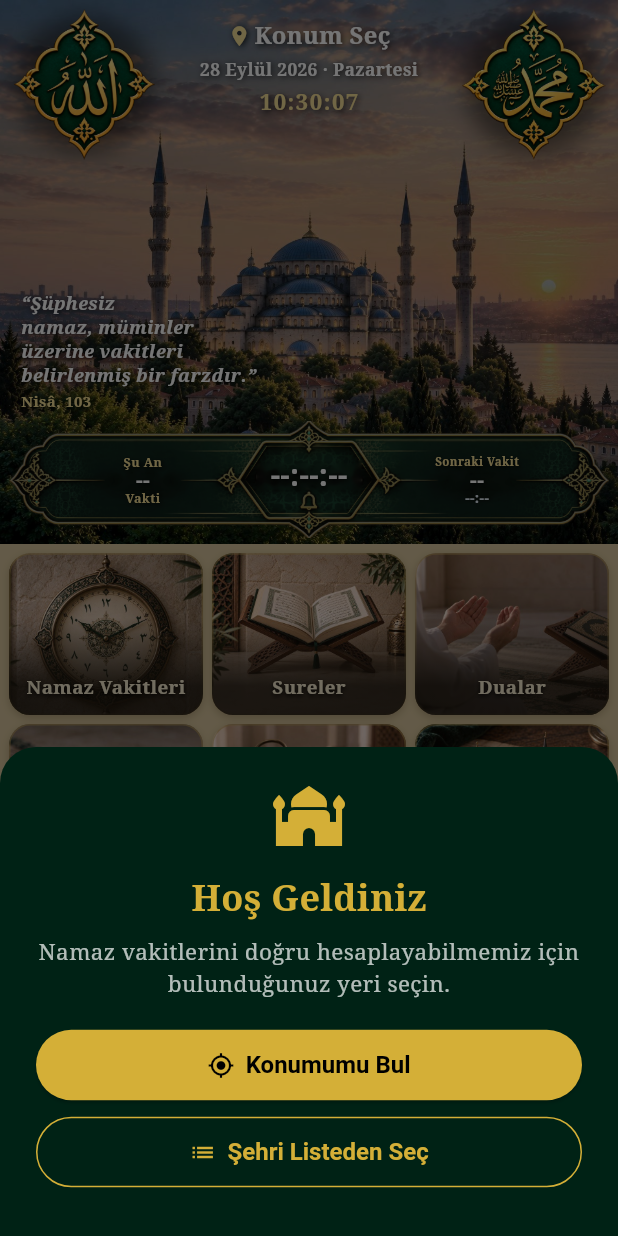
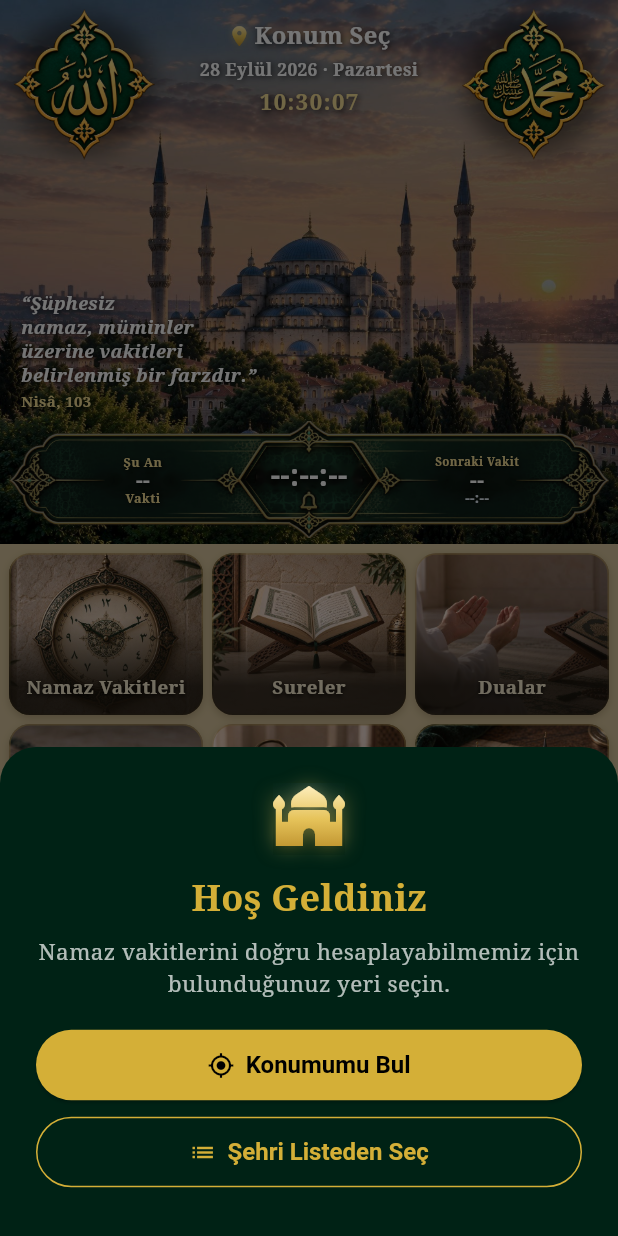
Before and after one commit to ersinsonmez026-glitch/EzanSaati, a Flutter app: the screen it shows after launch, on a phone screen of 412 x 824 dp. Run offline on Flutter 3.47's test engine with Material 3 defaults, Android fonts, the phone set to English and light mode, and no system bars; our stand-ins replace adhan, cloud_firestore, firebase_auth, firebase_core, geolocator, hijri and 3 more; accounts and stored records are empty.

Commit message:
Premium altın simgeler: ortak GoldIcon, vakit simgeleri, altın favori kalbi
- lib/widgets/gold_icon.dart: açık altından koyu altına geçişli dolgu, koyu
  zeminde hafif ışıltı; krem zeminde daha koyu altın (light).
- Altın renkli 40 simge GoldIcon'a geçirildi (Ayarlar, Namaz Vakitleri,
  Kıble, Dua Çemberi, Sureler, ses çubuğu, sayfa başlığı vb.).
- Namaz vakti simgeleri: İmsak doğan ışık, Güneş, Öğle cami, İkindi bulut,
  Akşam batan güneş, Yatsı hilal.
- Favori kalbi kırmızı yerine altın (Dualar, Sureler, Dini Mesajlar).

Co-Authored-By: Claude Opus 5.5 <noreply@anthropic.com>
Claude-Session: https://claude.ai/code/session_01DGn2qbp3aW4UFTr6T3CtEj

```diff
--- a/lib/screens/city_picker_screen.dart
+++ b/lib/screens/city_picker_screen.dart
@@ -3,6 +3,7 @@ import 'package:flutter/material.dart';
 import '../data/cities.dart';
 import '../services/location_store.dart';
 import '../theme.dart';
+import '../widgets/gold_icon.dart';
 
 /// 81 il arasından arama yaparak şehir seçme ekranı.
 class CityPickerScreen extends StatefulWidget {
@@ -63,7 +64,7 @@ class _CityPickerScreenState extends State<CityPickerScreen> {
               decoration: InputDecoration(
                 hintText: 'Şehir ara...',
                 hintStyle: const TextStyle(color: Colors.white54),
-                prefixIcon: const Icon(Icons.search, color: AppColors.gold),
+                prefixIcon: const GoldIcon(Icons.search),
                 filled: true,
                 fillColor: AppColors.green,
                 border: OutlineInputBorder(
@@ -118,7 +119,7 @@ class _CityPickerScreenState extends State<CityPickerScreen> {
                       fontWeight: selected ? FontWeight.w700 : FontWeight.w500,
                     ),
                   ),
-                  trailing: selected ? const Icon(Icons.check, color: AppColors.gold) : null,
+                  trailing: selected ? const GoldIcon(Icons.check) : null,
                   onTap: () async {
                     final navigator = Navigator.of(context);
                     await LocationStore.instance.setCity(c);
--- a/lib/screens/coming_soon_screen.dart
+++ b/lib/screens/coming_soon_screen.dart
@@ -2,6 +2,7 @@ import 'package:flutter/material.dart';
 
 import '../theme.dart';
 import '../widgets/page_shell.dart';
+import '../widgets/gold_icon.dart';
 
 /// Henüz hazırlanmamış bölümler için geçici sayfa.
 class ComingSoonScreen extends StatelessWidget {
@@ -25,7 +26,7 @@ class ComingSoonScreen extends StatelessWidget {
                   child: Image.asset(image!),
                 ),
               const SizedBox(height: 24),
-              const Icon(Icons.hourglass_top, color: AppColors.gold, size: 36),
+              const GoldIcon(Icons.hourglass_top, size: 36),
               const SizedBox(height: 12),
               Text(
                 '$title bölümü hazırlanıyor',
--- a/lib/screens/dhikr_screen.dart
+++ b/lib/screens/dhikr_screen.dart
@@ -6,6 +6,7 @@ import 'package:flutter/services.dart';
 import '../services/dhikr_store.dart';
 import '../widgets/page_shell.dart';
 import '../widgets/reading_ui.dart';
+import '../widgets/gold_icon.dart';
 
 /// Zikir Sayacı (onizleme/06-zikir-sayaci.html): solda zikir listesi, sağda tesbih taneli
 /// sayaç kartı. Karta dokunmak sayar; hedef, geri alma, titreşim ve namaz sonrası tesbihat.
@@ -464,7 +465,7 @@ class _DhikrScreenState extends State<DhikrScreen> with SingleTickerProviderStat
           child: Column(
             mainAxisAlignment: MainAxisAlignment.center,
             children: [
-              Icon(Icons.refresh, size: 17, color: _pal.gold),
+              GoldIcon(Icons.refresh, size: 17, light: !_pal.night),
               FittedBox(
                 fit: BoxFit.scaleDown,
                 child: Text('Sıfırla',
--- a/lib/screens/dua_circle_form_screen.dart
+++ b/lib/screens/dua_circle_form_screen.dart
@@ -6,6 +6,7 @@ import '../services/dua_circle_store.dart';
 import '../widgets/page_shell.dart';
 import '../widgets/reading_ui.dart';
 import 'dua_circle_screen.dart' show typeIcon;
+import '../widgets/gold_icon.dart';
 
 /// Yeni çember oluşturma ya da mevcut çemberi düzenleme.
 /// Sonuç olarak kaydedilen çember döner.
@@ -545,7 +546,7 @@ class _DuaCircleFormScreenState extends State<DuaCircleFormScreen> {
                 child: Text('${trDate(_end)} ${_end.year} · ${_weekdays[_end.weekday - 1]}',
                     style: TextStyle(color: _pal.ink, fontSize: 15, fontWeight: FontWeight.w500)),
               ),
-              Icon(Icons.calendar_month, size: 20, color: _pal.gold),
+              GoldIcon(Icons.calendar_month, size: 20, light: !_pal.night),
             ],
           ),
         ),
@@ -628,7 +629,7 @@ class _DuaCircleFormScreenState extends State<DuaCircleFormScreen> {
           child: Row(
             mainAxisAlignment: MainAxisAlignment.center,
             children: [
-              Icon(icon, size: 17, color: _pal.gold),
+              GoldIcon(icon, size: 17, light: !_pal.night),
               const SizedBox(width: 6),
               Flexible(
                 child: Text(label,
--- a/lib/screens/home_screen.dart
+++ b/lib/screens/home_screen.dart
@@ -22,6 +22,7 @@ import 'qibla_screen.dart';
 import 'ramadan_screen.dart';
 import 'settings_screen.dart';
 import 'surahs_screen.dart';
+import '../widgets/gold_icon.dart';
 
 /// Ana ekrandaki bir tuş: görseli, adı ve açacağı sayfa.
 class _MenuItem {
@@ -251,7 +252,7 @@ class _HomeScreenState extends State<HomeScreen> {
                         Row(
                           mainAxisAlignment: MainAxisAlignment.center,
                           children: [
-                            Icon(Icons.location_on, color: AppColors.goldLight, size: 15 * k, shadows: shadow),
+                            GoldIcon(Icons.location_on, size: 15 * k),
                             const SizedBox(width: 2),
                             Flexible(
                               child: FittedBox(
@@ -438,7 +439,7 @@ class _LocationSheetState extends State<_LocationSheet> {
       child: Column(
         mainAxisSize: MainAxisSize.min,
         children: [
-          const Icon(Icons.mosque, color: AppColors.gold, size: 48),
+          const GoldIcon(Icons.mosque, size: 48),
           const SizedBox(height: 12),
           const Text(
             'Hoş Geldiniz',
--- a/lib/screens/learn_namaz_screen.dart
+++ b/lib/screens/learn_namaz_screen.dart
@@ -6,6 +6,7 @@ import '../services/location_store.dart';
 import '../services/prayer_calc.dart';
 import '../widgets/page_shell.dart';
 import '../widgets/reading_ui.dart';
+import '../widgets/gold_icon.dart';
 
 /// Namaz Öğren: solda sabit namaz/konu listesi, sağda rekât rekât anlatım.
 /// Tasarım: onizleme/05-namaz-ogren.html
@@ -554,7 +555,7 @@ class _AccordionState extends State<_Accordion> {
                     AnimatedRotation(
                       turns: _open ? 0.25 : 0,
                       duration: const Duration(milliseconds: 200),
-                      child: Icon(Icons.chevron_right, color: pal.gold, size: 22),
+                      child: GoldIcon(Icons.chevron_right, size: 22, light: !pal.night),
                     ),
                   ],
                 ),
--- a/lib/screens/messages_screen.dart
+++ b/lib/screens/messages_screen.dart
@@ -5,6 +5,7 @@ import '../widgets/message_card.dart';
 import '../widgets/page_shell.dart';
 import '../widgets/reading_ui.dart';
 import 'message_share_screen.dart';
+import '../widgets/gold_icon.dart';
 
 /// Dini Mesajlar: günün mesajı, arama, kategori ve favoriler, kart ızgarası.
 /// Tasarım: onizleme/09-dini-mesajlar.html · Veri: assets/data/mesajlar.json (30 mesaj)
@@ -260,8 +261,9 @@ class _MessagesScreenState extends State<MessagesScreen> {
                           width: 30,
                           height: 30,
                           decoration: const BoxDecoration(shape: BoxShape.circle, color: Color(0x73000000)),
-                          child: Icon(fav ? Icons.favorite : Icons.favorite_border,
-                              size: 17, color: fav ? const Color(0xFFE74C3C) : Colors.white),
+                          child: fav
+                              ? const GoldIcon(Icons.favorite, size: 17)
+                              : const Icon(Icons.favorite_border, size: 17, color: Colors.white),
                         ),
                       ),
                     ),
--- a/lib/screens/qibla_screen.dart
+++ b/lib/screens/qibla_screen.dart
@@ -10,6 +10,7 @@ import '../services/prayer_calc.dart';
 import '../widgets/page_shell.dart';
 import '../widgets/reading_ui.dart';
 import 'city_picker_screen.dart';
+import '../widgets/gold_icon.dart';
 
 /// Telefonun pusulasıyla çalışan Kıble bulucu (onizleme/07-kible.html).
 /// Kadran telefonla birlikte döner; ibrenin ucundaki Kâbe üstteki altın işareti
@@ -114,7 +115,7 @@ class _QiblaScreenState extends State<QiblaScreen> {
         padding: const EdgeInsets.all(20),
         child: Column(
           children: [
-            Icon(Icons.location_off, color: _pal.gold, size: 44),
+            GoldIcon(Icons.location_off, size: 44, light: !_pal.night),
             const SizedBox(height: 10),
             Text(
               'Kıble yönünü hesaplamak için önce şehrinizi seçin.',
@@ -181,7 +182,7 @@ class _QiblaScreenState extends State<QiblaScreen> {
                   mainAxisSize: MainAxisSize.min,
                   children: [
                     if (aligned) ...[
-                      const Icon(Icons.check_circle_rounded, size: 16, color: RC.goldText),
+                      const GoldIcon(Icons.check_circle_rounded, size: 16),
                       const SizedBox(width: 6),
                     ],
                     Text(status,
--- a/lib/screens/ramadan_screen.dart
+++ b/lib/screens/ramadan_screen.dart
@@ -9,6 +9,7 @@ import '../services/prayer_calc.dart';
 import '../widgets/page_shell.dart';
 import '../widgets/reading_ui.dart';
 import 'city_picker_screen.dart';
+import '../widgets/gold_icon.dart';
 
 /// Ramazan: geri sayım, şehre göre imsakiye, oruç niyeti ve dualar, önemli günler.
 /// Tasarım: onizleme/11-ramazan.html · Veri: assets/data/ramazan.json
@@ -276,7 +277,7 @@ class _RamadanScreenState extends State<RamadanScreen> {
       padding: const EdgeInsets.symmetric(horizontal: 4, vertical: 10),
       child: Column(
         children: [
-          Icon(icon, size: 22, color: const Color(0xFFE9C96A)),
+          GoldIcon(icon, size: 22),
           const SizedBox(height: 2),
           Text(label, style: const TextStyle(color: RC.creamSoft, fontSize: 11)),
           Text(value,
--- a/lib/screens/surahs_screen.dart
+++ b/lib/screens/surahs_screen.dart
@@ -4,6 +4,7 @@ import '../services/content_store.dart';
 import '../widgets/page_shell.dart';
 import '../widgets/reading_ui.dart';
 import 'surah_read_screen.dart';
+import '../widgets/gold_icon.dart';
 
 /// Sureler: arama, Mekkî/Medenî/Favori filtresi, günün ayeti, sık okunanlar ve 114 sure.
 /// Tasarım: onizleme/03-sureler.html
@@ -161,7 +162,7 @@ class _SurahsScreenState extends State<SurahsScreen> {
                   gradient: RC.darkPanel,
                   border: Border.all(color: RC.gold(0.6)),
                 ),
-                child: const Icon(Icons.bookmark_border, size: 19, color: RC.goldText),
+                child: const GoldIcon(Icons.bookmark_border, size: 19),
               ),
               const SizedBox(width: 10),
               Expanded(
--- /dev/null
+++ b/lib/widgets/gold_icon.dart
@@ -0,0 +1,38 @@
+import 'package:flutter/material.dart';
+
+/// Uygulamanın ortak premium simgesi: açık altından koyu altına geçişli dolgu,
+/// koyu zeminde hafif altın ışıltı. Krem zeminde [light] ile daha koyu altın kullanılır
+/// (okunaklılık için ışıltı yok).
+class GoldIcon extends StatelessWidget {
+  final IconData icon;
+  final double? size;
+  final bool light;
+  final bool glow;
+  final String? semanticLabel;
+
+  const GoldIcon(this.icon, {super.key, this.size, this.light = false, this.glow = true, this.semanticLabel});
+
+  static const _onDark = [Color(0xFFFFF1C4), Color(0xFFE6C35A), Color(0xFFB78A26)];
+  static const _onLight = [Color(0xFFD9A93F), Color(0xFFB8892A), Color(0xFF7A5510)];
+
+  @override
+  Widget build(BuildContext context) {
+    final s = size ?? IconTheme.of(context).size ?? 24;
+    return ShaderMask(
+      blendMode: BlendMode.srcIn,
+      shaderCallback: (r) => LinearGradient(
+        begin: Alignment.topCenter,
+        end: Alignment.bottomCenter,
+        colors: light ? _onLight : _onDark,
+        stops: const [0, 0.5, 1],
+      ).createShader(r),
+      child: Icon(
+        icon,
+        size: s,
+        color: Colors.white,
+        semanticLabel: semanticLabel,
+        shadows: glow && !light ? [Shadow(color: const Color(0x80F0C75E), blurRadius: s * 0.35)] : null,
+      ),
+    );
+  }
+}
--- a/lib/widgets/page_shell.dart
+++ b/lib/widgets/page_shell.dart
@@ -4,6 +4,7 @@ import '../screens/settings_screen.dart';
 import '../services/location_store.dart';
 import '../services/prayer_calc.dart';
 import '../theme.dart';
+import 'gold_icon.dart';
 
 /// Ana ekran dışındaki bütün sayfaların ortak şablonu.
 ///
@@ -174,8 +175,7 @@ class _HeaderDelegate extends SliverPersistentHeaderDelegate {
                     child: canPop
                         ? IconButton(
                             tooltip: 'Geri',
-                            icon: const Icon(Icons.arrow_back_ios_new,
-                                size: 20, color: AppColors.goldLight, shadows: shadow),
+                            icon: const GoldIcon(Icons.arrow_back_ios_new, size: 20),
                             onPressed: () => Navigator.of(context).maybePop(),
                           )
                         : null,
@@ -200,7 +200,7 @@ class _HeaderDelegate extends SliverPersistentHeaderDelegate {
                     child: showSettings
                         ? IconButton(
                             tooltip: 'Ayarlar',
-                            icon: const Icon(Icons.settings, size: 22, color: AppColors.gold, shadows: shadow),
+                            icon: const GoldIcon(Icons.settings, size: 22),
                             onPressed: () => Navigator.of(context).push(
                               MaterialPageRoute(builder: (_) => const SettingsScreen()),
                             ),
```
Also changed, not shown: lib/screens/dua_circle_screen.dart (+8 -7 lines), lib/screens/prayer_times_screen.dart (+17 -14 lines), lib/screens/settings_screen.dart (+7 -6 lines), lib/widgets/reading_ui.dart (+6 -7 lines), lib/widgets/surah_audio_bar.dart (+4 -3 lines).
